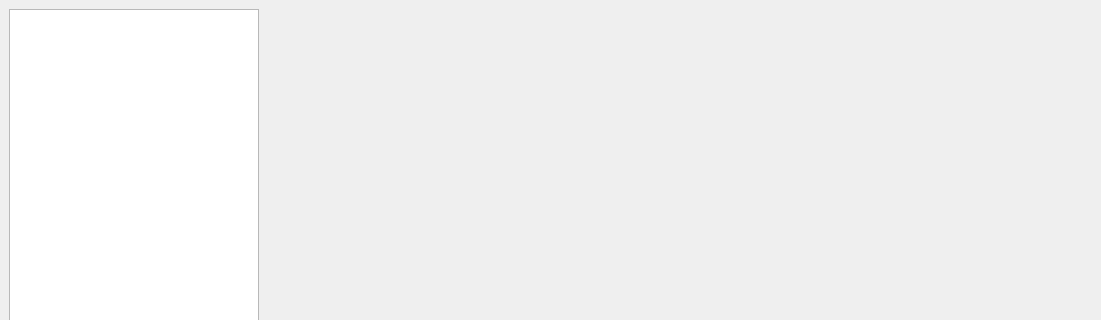
The window that EvoLiteApp/MainWindow.ui (picosaur/evotest) describes before a commit, drawn with Qt 5; both pictures show x 0 to 1101 and y 0 to 320 of the 1101 by 727 pixel window.
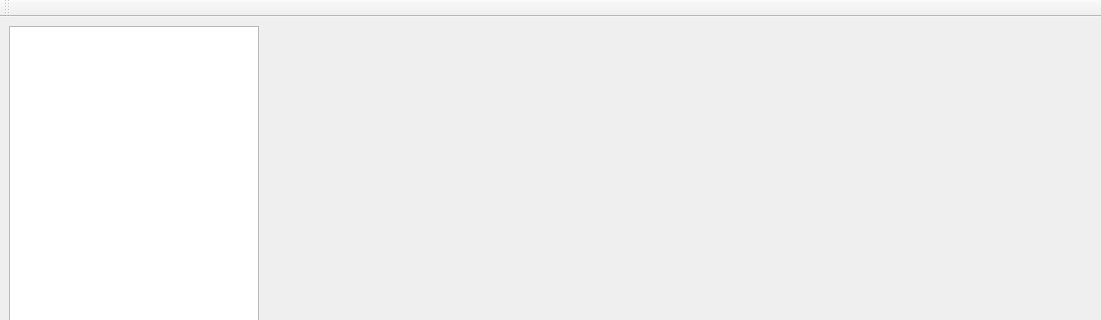
The same window after the commit.

Diff of the .ui file:
```diff
--- a/EvoLiteApp/MainWindow.ui
+++ b/EvoLiteApp/MainWindow.ui
@@ -50,6 +50,17 @@
    </property>
   </widget>
   <widget class="QStatusBar" name="statusbar"/>
+  <widget class="QToolBar" name="toolBar">
+   <property name="windowTitle">
+    <string>toolBar</string>
+   </property>
+   <attribute name="toolBarArea">
+    <enum>TopToolBarArea</enum>
+   </attribute>
+   <attribute name="toolBarBreak">
+    <bool>false</bool>
+   </attribute>
+  </widget>
  </widget>
  <resources/>
  <connections/>
```
